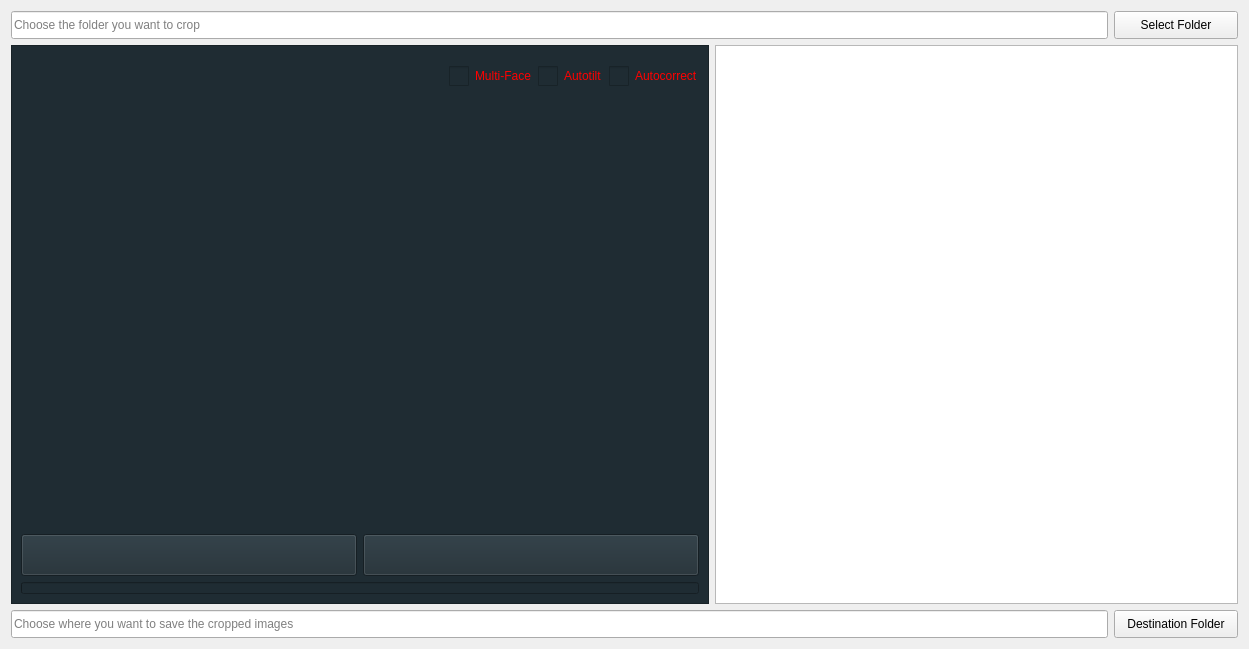
gregorycarnegie/autocrop, file resources/forms/crop_folder_widget.ui: the form before one commit.
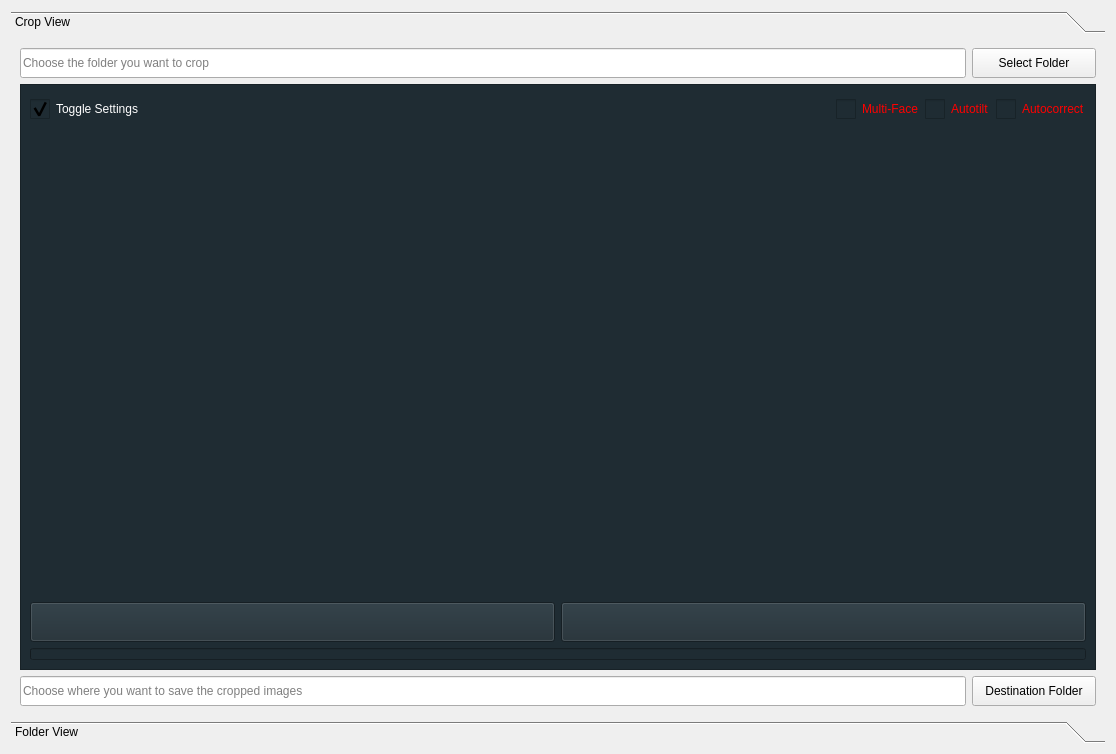
The form after the commit. Icons and pictures are not drawn.

The edit to the form file:
```diff
--- a/resources/forms/crop_folder_widget.ui
+++ b/resources/forms/crop_folder_widget.ui
@@ -6,20 +6,38 @@
    <rect>
     <x>0</x>
     <y>0</y>
-    <width>1249</width>
-    <height>649</height>
+    <width>1116</width>
+    <height>754</height>
    </rect>
   </property>
   <property name="windowTitle">
    <string>Form</string>
   </property>
-  <layout class="QVBoxLayout" name="verticalLayout_2" stretch="1,20,1">
+  <layout class="QVBoxLayout" name="verticalLayout_2" stretch="0">
    <item>
-    <layout class="QHBoxLayout" name="horizontalLayout_1" stretch="20,1">
+    <widget class="QToolBox" name="toolBox">
+     <property name="currentIndex">
+      <number>0</number>
+     </property>
+     <widget class="QWidget" name="page_1">
+      <property name="geometry">
+       <rect>
+        <x>0</x>
+        <y>0</y>
+        <width>1098</width>
+        <height>676</height>
+       </rect>
+      </property>
+      <attribute name="label">
+       <string>Crop View</string>
+      </attribute>
+      <layout class="QVBoxLayout" name="verticalLayout_3">
+       <item>
+        <layout class="QHBoxLayout" name="horizontalLayout_4" stretch="1,0">
      <item>
       <widget class="QLineEdit" name="folderLineEdit">
        <property name="sizePolicy">
-        <sizepolicy hsizetype="Expanding" vsizetype="Expanding">
+            <sizepolicy hsizetype="Expanding" vsizetype="Fixed">
          <horstretch>0</horstretch>
          <verstretch>0</verstretch>
         </sizepolicy>
@@ -27,13 +45,13 @@
        <property name="minimumSize">
         <size>
          <width>0</width>
-         <height>24</height>
+             <height>30</height>
         </size>
        </property>
        <property name="maximumSize">
         <size>
          <width>16777215</width>
-         <height>16777215</height>
+             <height>30</height>
         </size>
        </property>
        <property name="inputMethodHints">
@@ -47,7 +65,7 @@
      <item>
       <widget class="QPushButton" name="folderButton">
        <property name="sizePolicy">
-        <sizepolicy hsizetype="Expanding" vsizetype="Expanding">
+            <sizepolicy hsizetype="Expanding" vsizetype="Fixed">
          <horstretch>0</horstretch>
          <verstretch>0</verstretch>
         </sizepolicy>
@@ -55,13 +73,13 @@
        <property name="minimumSize">
         <size>
          <width>124</width>
-         <height>24</height>
+             <height>30</height>
         </size>
        </property>
        <property name="maximumSize">
         <size>
          <width>16777215</width>
-         <height>16777215</height>
+             <height>30</height>
         </size>
        </property>
        <property name="text">
@@ -76,8 +94,6 @@
     </layout>
    </item>
    <item>
-    <layout class="QHBoxLayout" name="horizontalLayout_3" stretch="4,3">
-     <item>
       <widget class="QFrame" name="frame">
        <property name="sizePolicy">
         <sizepolicy hsizetype="Expanding" vsizetype="Expanding">
@@ -94,9 +110,39 @@
        <property name="frameShadow">
         <enum>QFrame::Raised</enum>
        </property>
-       <layout class="QVBoxLayout" name="verticalLayout" stretch="1,10,1,1">
+         <layout class="QVBoxLayout" name="verticalLayout" stretch="0,0,0,0">
         <item>
-         <layout class="QHBoxLayout" name="horizontalLayout_4" stretch="20,0,0,0">
+           <layout class="QHBoxLayout" name="horizontalLayout_1" stretch="0,20,0,0,0">
+            <item>
+             <widget class="QCheckBox" name="toggleCheckBox">
+              <property name="styleSheet">
+               <string notr="true">QCheckBox:unchecked{color: red}
+QCheckBox:checked{color: white}
+QCheckBox::indicator{
+	width: 20px;
+	height: 20px;
+}
+QCheckBox::indicator:checked{
+	image: url(:/resources/icons/checkbox_checked.svg);
+}
+QCheckBox::indicator:unchecked{
+	image: url(:/resources/icons/checkbox_unchecked.svg);
+}
+QCheckBox::indicator:checked:hover{
+	image: url(:/resources/icons/checkbox_checked_hover.svg);
+}
+QCheckBox::indicator:unchecked:hover{
+	image: url(:/resources/icons/checkbox_unchecked_hover.svg);
+}</string>
+              </property>
+              <property name="text">
+               <string>Toggle Settings</string>
+              </property>
+              <property name="checked">
+               <bool>true</bool>
+              </property>
+             </widget>
+            </item>
           <item>
            <spacer name="horizontalSpacer">
             <property name="orientation">
@@ -118,6 +164,18 @@
               <verstretch>0</verstretch>
              </sizepolicy>
             </property>
+              <property name="minimumSize">
+               <size>
+                <width>0</width>
+                <height>30</height>
+               </size>
+              </property>
+              <property name="maximumSize">
+               <size>
+                <width>16777215</width>
+                <height>30</height>
+               </size>
+              </property>
             <property name="styleSheet">
              <string notr="true">QCheckBox:unchecked{color: red}
 QCheckBox:checked{color: white}
@@ -151,6 +209,18 @@
               <verstretch>0</verstretch>
              </sizepolicy>
             </property>
+              <property name="minimumSize">
+               <size>
+                <width>0</width>
+                <height>30</height>
+               </size>
+              </property>
+              <property name="maximumSize">
+               <size>
+                <width>16777215</width>
+                <height>30</height>
+               </size>
+              </property>
             <property name="styleSheet">
              <string notr="true">QCheckBox:unchecked{color: red}
 QCheckBox:checked{color: white}
@@ -184,6 +254,18 @@
               <verstretch>0</verstretch>
              </sizepolicy>
             </property>
+              <property name="minimumSize">
+               <size>
+                <width>0</width>
+                <height>30</height>
+               </size>
+              </property>
+              <property name="maximumSize">
+               <size>
+                <width>16777215</width>
+                <height>30</height>
+               </size>
+              </property>
             <property name="styleSheet">
              <string notr="true">QCheckBox:unchecked{color: red}
 QCheckBox:checked{color: white}
@@ -215,23 +297,28 @@
          <widget class="QWidget" name="imageWidget" native="true">
           <property name="sizePolicy">
            <sizepolicy hsizetype="Expanding" vsizetype="Expanding">
-            <horstretch>0</horstretch>
-            <verstretch>0</verstretch>
+              <horstretch>1</horstretch>
+              <verstretch>1</verstretch>
            </sizepolicy>
           </property>
           <property name="minimumSize">
            <size>
-            <width>200</width>
-            <height>200</height>
+              <width>0</width>
+              <height>0</height>
            </size>
           </property>
           <property name="styleSheet">
            <string notr="true"/>
           </property>
+            <layout class="QHBoxLayout" name="horizontalLayout" stretch="0">
+             <item>
+              <widget class="QWidget" name="controlWidget" native="true"/>
+             </item>
+            </layout>
          </widget>
         </item>
         <item>
-         <layout class="QHBoxLayout" name="horizontalLayout_5">
+           <layout class="QHBoxLayout" name="horizontalLayout_2">
           <item>
            <widget class="QPushButton" name="cropButton">
             <property name="sizePolicy">
@@ -243,13 +330,13 @@
             <property name="minimumSize">
              <size>
               <width>0</width>
-              <height>24</height>
+                <height>40</height>
              </size>
             </property>
             <property name="maximumSize">
              <size>
               <width>16777215</width>
-              <height>16777215</height>
+                <height>40</height>
              </size>
             </property>
             <property name="text">
@@ -272,13 +359,13 @@
             <property name="minimumSize">
              <size>
               <width>0</width>
-              <height>24</height>
+                <height>40</height>
              </size>
             </property>
             <property name="maximumSize">
              <size>
               <width>16777215</width>
-              <height>16777215</height>
+                <height>40</height>
              </size>
             </property>
             <property name="text">
@@ -318,16 +405,11 @@
       </widget>
      </item>
      <item>
-      <widget class="QTreeView" name="treeView"/>
-     </item>
-    </layout>
-   </item>
-   <item>
-    <layout class="QHBoxLayout" name="horizontalLayout_2" stretch="20,1">
+        <layout class="QHBoxLayout" name="horizontalLayout_3" stretch="1,0">
      <item>
       <widget class="QLineEdit" name="destinationLineEdit">
        <property name="sizePolicy">
-        <sizepolicy hsizetype="Expanding" vsizetype="Expanding">
+            <sizepolicy hsizetype="Expanding" vsizetype="Fixed">
          <horstretch>0</horstretch>
          <verstretch>0</verstretch>
         </sizepolicy>
@@ -335,13 +417,13 @@
        <property name="minimumSize">
         <size>
          <width>0</width>
-         <height>24</height>
+             <height>30</height>
         </size>
        </property>
        <property name="maximumSize">
         <size>
          <width>16777215</width>
-         <height>16777215</height>
+             <height>30</height>
         </size>
        </property>
        <property name="inputMethodHints">
@@ -355,7 +437,7 @@
      <item>
       <widget class="QPushButton" name="destinationButton">
        <property name="sizePolicy">
-        <sizepolicy hsizetype="Expanding" vsizetype="Expanding">
+            <sizepolicy hsizetype="Expanding" vsizetype="Fixed">
          <horstretch>0</horstretch>
          <verstretch>0</verstretch>
         </sizepolicy>
@@ -363,13 +445,13 @@
        <property name="minimumSize">
         <size>
          <width>124</width>
-         <height>24</height>
+             <height>30</height>
         </size>
        </property>
        <property name="maximumSize">
         <size>
          <width>16777215</width>
-         <height>16777215</height>
+             <height>30</height>
         </size>
        </property>
        <property name="text">
@@ -382,6 +464,28 @@
       </widget>
      </item>
     </layout>
+       </item>
+      </layout>
+     </widget>
+     <widget class="QWidget" name="page_2">
+      <property name="geometry">
+       <rect>
+        <x>0</x>
+        <y>0</y>
+        <width>1098</width>
+        <height>676</height>
+       </rect>
+      </property>
+      <attribute name="label">
+       <string>Folder View</string>
+      </attribute>
+      <layout class="QVBoxLayout" name="verticalLayout_4">
+       <item>
+        <widget class="QTreeView" name="treeView"/>
+       </item>
+      </layout>
+     </widget>
+    </widget>
    </item>
   </layout>
  </widget>
```
Left out of the diff: 4 changed lines with no effect on the pictures. Lines whose indentation alone changed are shown as unchanged.
